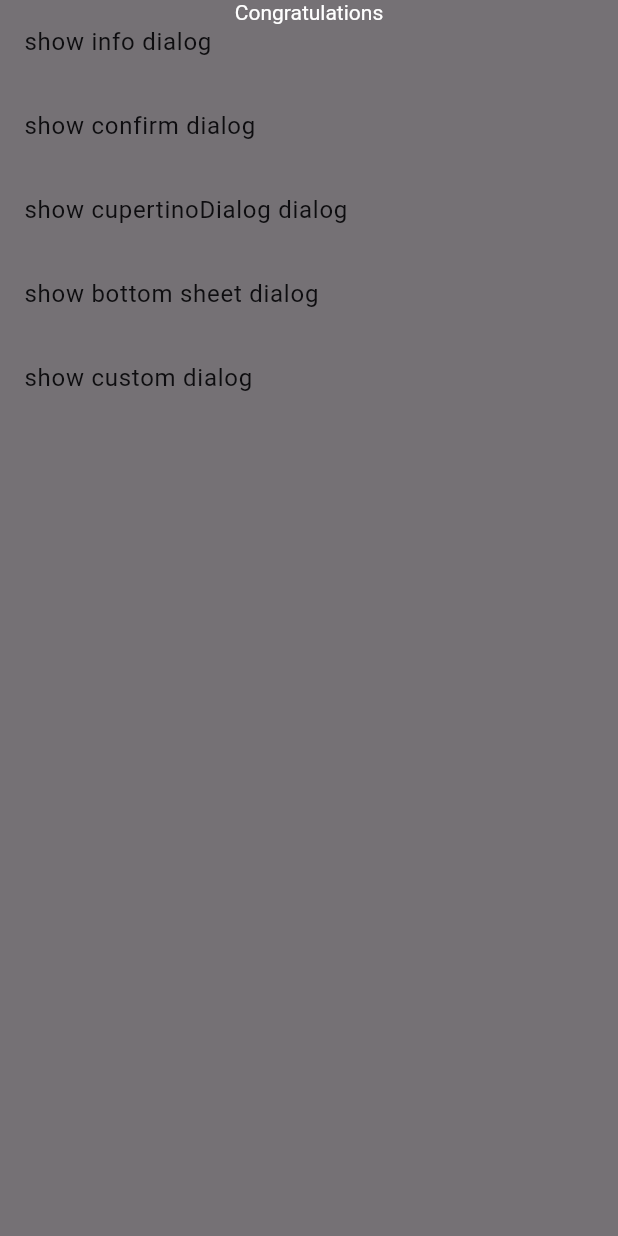
After one commit to AgustinaGF/flutterpractice, a Flutter app: the DialogsPages screen opened by its route, after a tap on "show custom dialog", on a phone screen of 412 x 824 dp. The commit adds this screen. Run offline on Flutter 3.47's test engine with Material 2 defaults, Android fonts, the phone set to English and light mode, and no system bars.

Commit message:
custom dialog

```diff
--- /dev/null
+++ b/lib/dialogs/custom_dialog.dart
@@ -0,0 +1,25 @@
+import 'package:flutter/material.dart';
+
+Future<void> showCustomDialog(BuildContext context) {
+  return showDialog(
+    context: context,
+    builder: (_) => const _CustomDialog(),
+  );
+}
+
+class _CustomDialog extends StatelessWidget {
+  const _CustomDialog({super.key});
+
+  @override
+  Widget build(BuildContext context) {
+    return DefaultTextStyle(
+      style: TextStyle(),
+      child: Container(
+          child: Column(
+        children: [
+          Text('Congratulations'),
+        ],
+      )),
+    );
+  }
+}
--- a/lib/pages/dialogs_page.dart
+++ b/lib/pages/dialogs_page.dart
@@ -2,6 +2,7 @@ import 'package:flutter/material.dart';
 import 'package:practiceflutter/dialogs/bottom_sheet_dialog.dart';
 import 'package:practiceflutter/dialogs/confirm_dialog.dart';
 import 'package:practiceflutter/dialogs/cupertino_dialog.dart';
+import 'package:practiceflutter/dialogs/custom_dialog.dart';
 
 class DialogsPages extends StatelessWidget {
   const DialogsPages({super.key});
@@ -41,6 +42,12 @@ class DialogsPages extends StatelessWidget {
             onTap: () async {
               ShowBottomSheetDialog(context);
             },
+          ),
+          ListTile(
+            title: const Text('show custom dialog'),
+            onTap: () {
+              showCustomDialog(context);
+            },
           )
         ],
       ),
```
